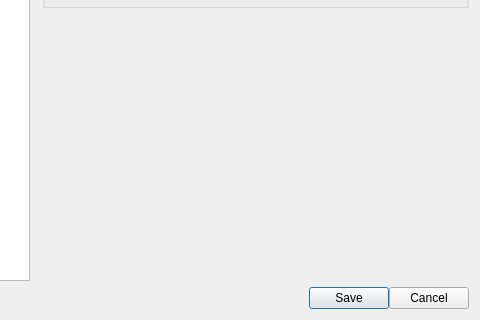
The window that native/src/DovahKit/ui/options_window/options_window.ui (DavidJCobb/DovahKit) describes before a commit, drawn with Qt 5; both pictures show x 123 to 603 and y 305 to 625 of the 603 by 625 pixel window.
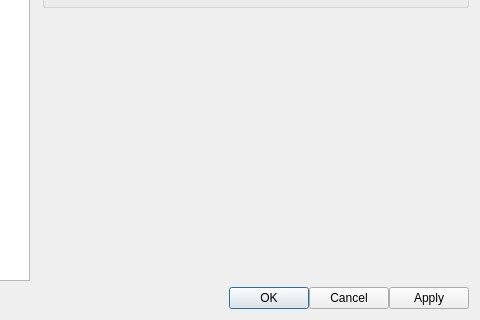
The same window after the commit.

Commit message:
Options window "Apply" button
Added an "Apply" button to the options window, and renamed "Save" to "OK."

Removed now-unused constants from Worldedit's code.

Patch:
```diff
--- a/native/src/DovahKit/ui/options_window/options_window.ui
+++ b/native/src/DovahKit/ui/options_window/options_window.ui
@@ -339,7 +339,7 @@
      <item>
       <widget class="QPushButton" name="buttonSave">
        <property name="text">
-        <string>Save</string>
+        <string>OK</string>
        </property>
       </widget>
      </item>
@@ -350,6 +350,13 @@
        </property>
       </widget>
      </item>
+     <item>
+      <widget class="QPushButton" name="buttonApply">
+       <property name="text">
+        <string>Apply</string>
+       </property>
+      </widget>
+     </item>
     </layout>
    </item>
   </layout>
```
Left out of the diff: 2 changed lines with no effect on the pictures. The commit also changes 3 other files.
